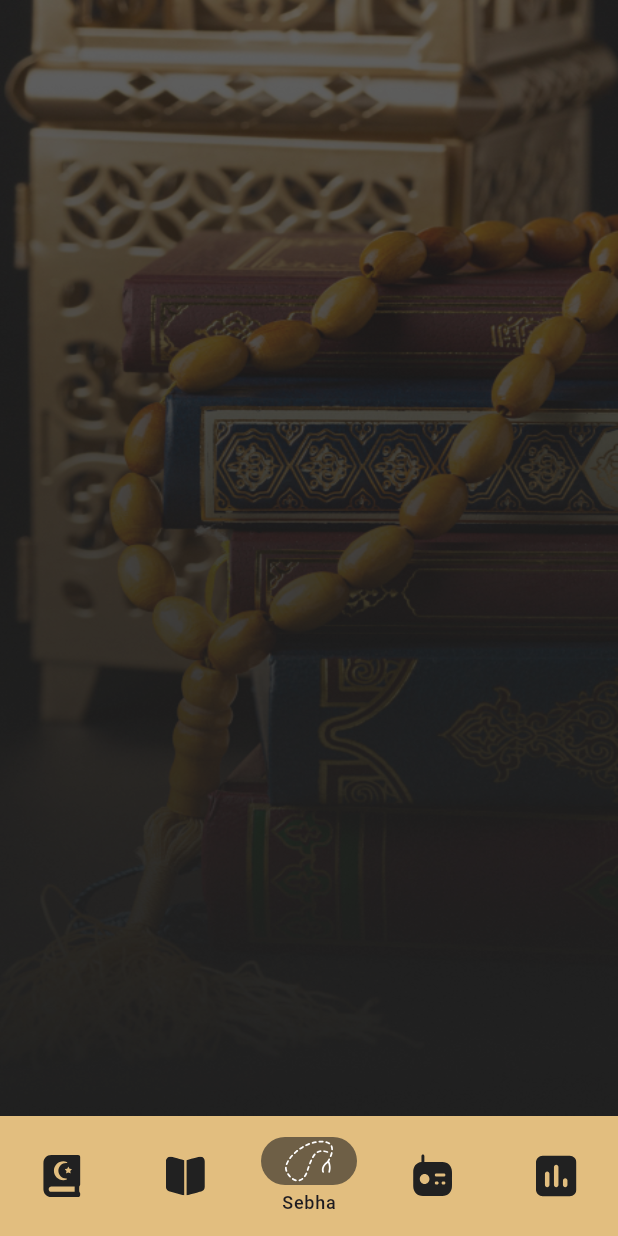
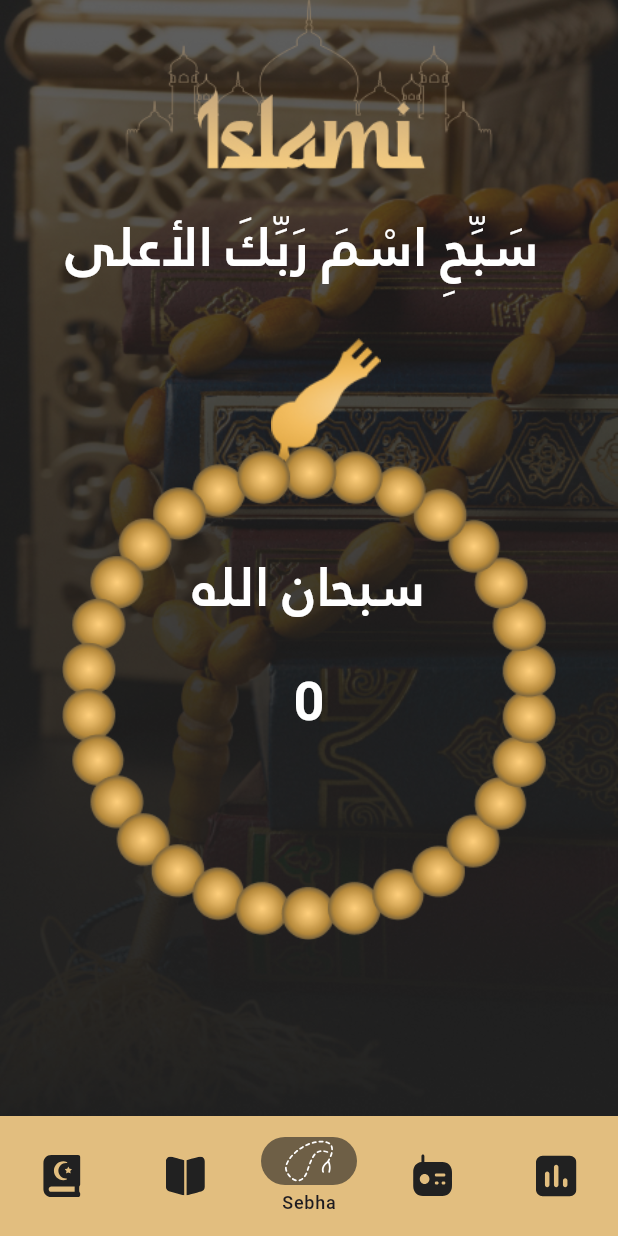
Before and after one commit to Amrelhag/islami, a Flutter app: the screen it shows after launch, item 3 of the bottom bar chosen, on a phone screen of 412 x 824 dp. Run offline on Flutter 3.47's test engine with Material 3 defaults, Android fonts, the phone set to English and light mode, and no system bars; our stand-ins replace flutter_svg, shared_preferences; project files that could hold a hidden picture were left out.

Commit message:
+finshed sebha +add onboarding assets

```diff
--- a/lib/style/reusable_components/AssetsManager.dart
+++ b/lib/style/reusable_components/AssetsManager.dart
@@ -20,5 +20,12 @@ abstract final class Assetsmanager {
   static const String sura_number = "assets/icons/sura_number.svg";
   static const String time = "assets/icons/time.svg";
   static const String HadithCardBack = "assets/images/hadithCardBack.png";
+  static const String sebhaBody = "assets/images/SebhaBody.png";
+  static const String sebhaHead = "assets/images/sebhaHead.png";
+  static const String onBoarding1 = "assets/images/onBoarding1 (2).png";
+  static const String onBoarding2 = "assets/images/onBoarding2.png";
+  static const String onBoarding3 = "assets/images/onBoarding3.png";
+  static const String onBoarding4 = "assets/images/onBoarding4.png";
+  static const String onBoarding5 = "assets/images/onBoarding5.png";
 
 }
--- a/lib/ui/Home/tabs/SebhaTab.dart
+++ b/lib/ui/Home/tabs/SebhaTab.dart
@@ -1,17 +1,130 @@
 import 'package:flutter/material.dart';
+import 'package:islami/style/reusable_components/colors.dart';
 
 import '../../../style/reusable_components/AssetsManager.dart';
 
-class SebhaTab extends StatelessWidget {
-  const SebhaTab({super.key});
+class SebhaTab extends StatefulWidget {
+   SebhaTab({super.key});
+
+  @override
+  State<SebhaTab> createState() => _SebhaTabState();
+}
+
+class _SebhaTabState extends State<SebhaTab> {
+  int counter=0;
+  int index=0;
+  double angle=0;
+  List<String> azkarList=["سبحان الله","الحمد لله","لا إله إلا الله","الله أكبر"];
 
   @override
   Widget build(BuildContext context) {
+    Size size=MediaQuery.of(context).size;
+
     return  Container(
       decoration: BoxDecoration(
           image: DecorationImage(image:AssetImage(Assetsmanager.sebha_Background),
-              fit:BoxFit.fill  )
+              fit:BoxFit.cover  )
       ),
+      child: SafeArea(
+        child: Padding(
+          padding: const EdgeInsets.symmetric(horizontal: 16),
+          child: Column(crossAxisAlignment: CrossAxisAlignment.stretch,
+            children: [
+              Image.asset(Assetsmanager.logo,
+              height: size.height*0.15,),
+              SizedBox(height: 16,),
+              Center(
+                child: Text("سَبِّحِ اسْمَ رَبِّكَ الأعلى ",style: TextStyle(
+                  fontWeight: FontWeight.w700,
+                  fontSize: 36,
+                  color: ColorManager.tertiary,
+                  fontFamily: "janna"
+                ),),
+              ),
+
+SizedBox(height: 16,),
+              Center(
+                child: GestureDetector(onTap: (){
+onSebhaTab();
+                },
+                  child: Stack(
+                    children: [
+                    Container(
+                        margin: EdgeInsets.only(
+                          left: size.height*0.15
+                        ),
+                        child: Image.asset(Assetsmanager.sebhaHead,
+                        height: size.height*0.15,
+                        )),
+
+                    Stack(alignment: Alignment.center,
+                      children: [
+                        Container(
+                            margin: EdgeInsets.only(
+                              top: size.height*0.11
+                            ),
+                            child: Transform.rotate(angle: angle,
+                              child: Image.asset(Assetsmanager.sebhaBody,
+                              width: size.width*0.80,
+                              height: size.width*0.80,
+                                fit: BoxFit.fill,
+                              ),
+                            )),
+                  SizedBox(height: 20,),
+                        Column(
+                          children: [
+
+                            Padding(
+                              padding: const EdgeInsets.symmetric(
+                                vertical: 25
+
+                              ),
+                              child: Text(azkarList[index],style: TextStyle(
+                                  fontWeight: FontWeight.w700,
+                                  fontSize: 36,
+                                  fontFamily: "janna",
+                                  color: ColorManager.tertiary
+                              ),),
+                            ),
+
+                            Text("$counter",style: TextStyle(
+                              color: ColorManager.tertiary,
+                              fontSize: 36,
+                              fontWeight: FontWeight.w700,
+
+                            ),),
+
+                          ],
+                        )
+
+                      ],
+                    ),
+
+                    ],
+                  ),
+                ),
+              ),
+              Spacer()
+
+            ],
+          ),
+        ),
+      ),
+
     ) ;
+
+
+  }
+  onSebhaTab(){
+    counter++;
+    angle-=2;
+    if(counter==33){
+      counter=0;
+      index++;
+      if(index==4)index=0;
+    }
+    setState(() {
+
+    });
   }
 }
```
Also changed, not shown: assets/images/SebhaBody.png (added), assets/images/onBoarding1 (2).png (added), assets/images/onBoarding2.png (added), assets/images/onBoarding3.png (added), assets/images/onBoarding4.png (added), assets/images/onBoarding5.png (added), assets/images/sebhaHead.png (added), assets/images/sebhahead@4.png (added).
